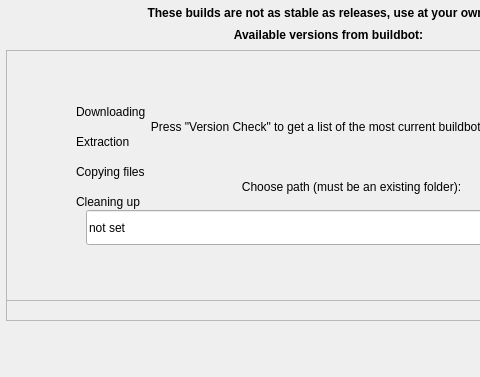
Old version of the form mainwindow.ui in the repository overmindstudios/BlenderUpdater; both pictures show x 0 to 480 and y 0 to 377 of the 700 by 800 pixel window.
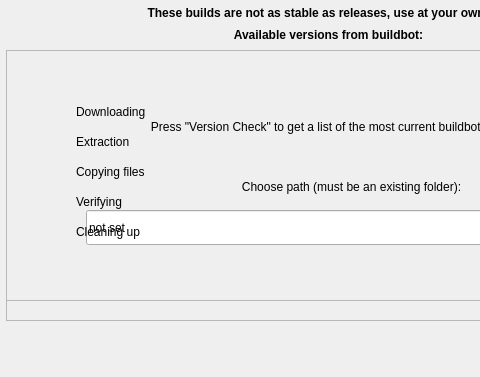
New version of the form. Icons and pictures are not drawn.

The edit to the form file:
```diff
--- a/mainwindow.ui
+++ b/mainwindow.ui
@@ -25,7 +25,7 @@
   <property name="maximumSize">
    <size>
     <width>700</width>
-    <height>700</height>
+    <height>800</height>
    </size>
   </property>
   <property name="windowTitle">
@@ -385,11 +385,37 @@
       <string>Copying files</string>
      </property>
     </widget>
+    <widget class="QLabel" name="lbl_verify_pic">
+     <property name="geometry">
+      <rect>
+       <x>40</x>
+       <y>140</y>
+       <width>24</width>
+       <height>24</height>
+      </rect>
+     </property>
+     <property name="text">
+      <string/>
+     </property>
+    </widget>
+    <widget class="QLabel" name="lbl_verification">
+     <property name="geometry">
+      <rect>
+       <x>70</x>
+       <y>140</y>
+       <width>221</width>
+       <height>24</height>
+      </rect>
+     </property>
+     <property name="text">
+      <string>Verifying</string>
+     </property>
+    </widget>
     <widget class="QLabel" name="lbl_clean_pic">
      <property name="geometry">
       <rect>
        <x>40</x>
-       <y>140</y>
+       <y>170</y>
        <width>24</width>
        <height>24</height>
       </rect>
@@ -402,7 +428,7 @@
      <property name="geometry">
       <rect>
        <x>70</x>
-       <y>140</y>
+       <y>170</y>
        <width>171</width>
        <height>24</height>
       </rect>
```
